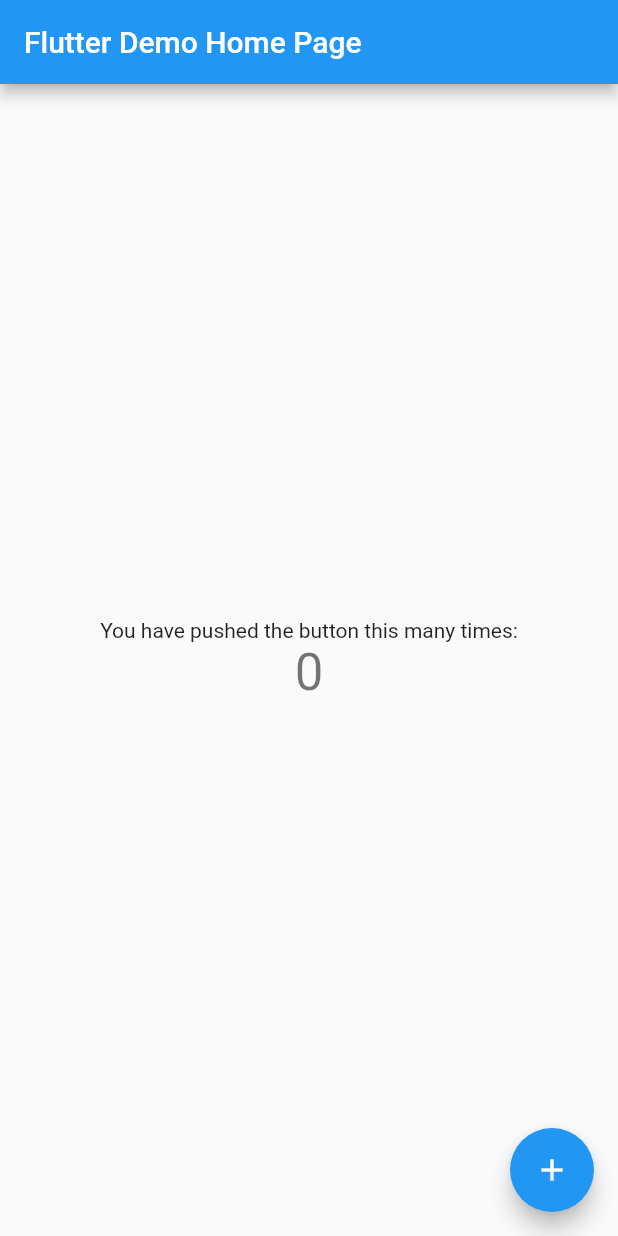
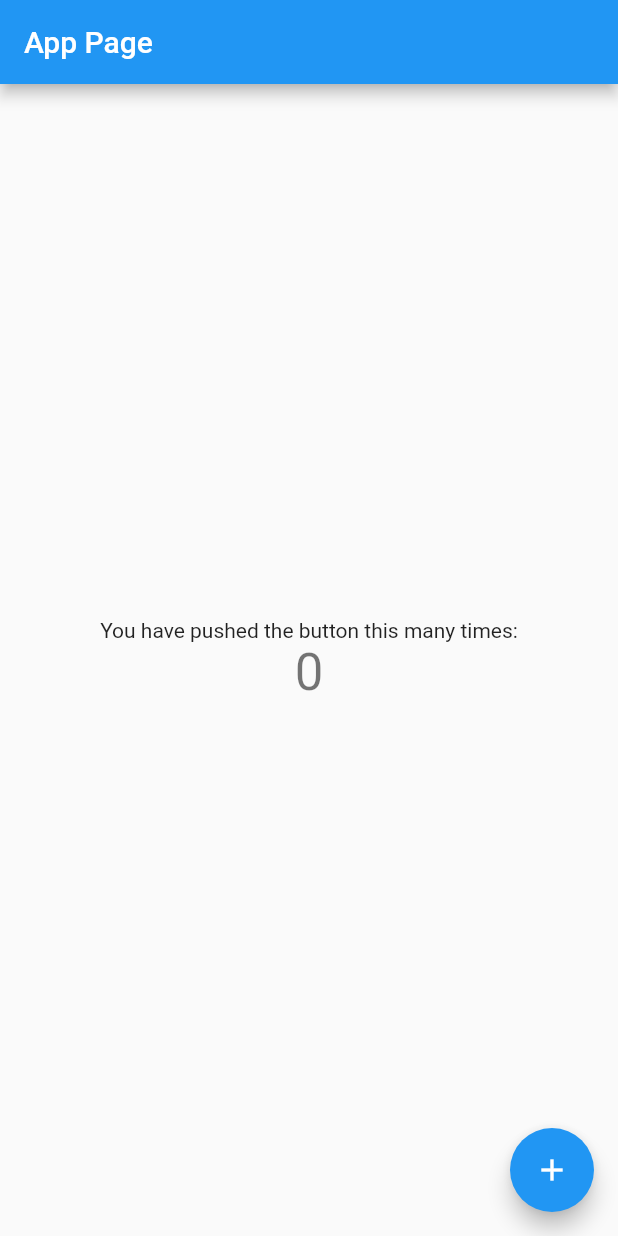
Before and after one commit to kherin/kondir, a Flutter app: the screen it shows after launch, on a phone screen of 412 x 824 dp. Run offline on Flutter 3.47's test engine with Material 2 defaults, Android fonts, the phone set to English and light mode, and no system bars.

Commit message:
refactor:  changed title of home page

```diff
--- a/lib/main.dart
+++ b/lib/main.dart
@@ -26,7 +26,7 @@ class MyApp extends StatelessWidget {
         // closer together (more dense) than on mobile platforms.
         visualDensity: VisualDensity.adaptivePlatformDensity,
       ),
-      home: MyHomePage(title: 'Flutter Demo Home Page'),
+      home: MyHomePage(title: 'App Page'),
     );
   }
 }
```
